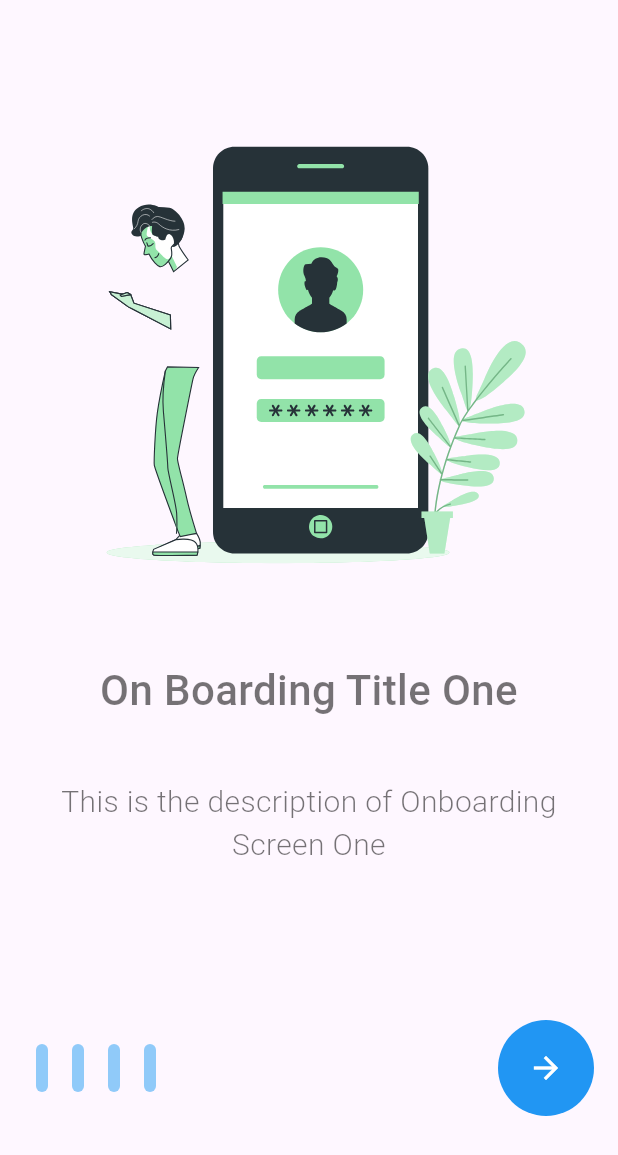
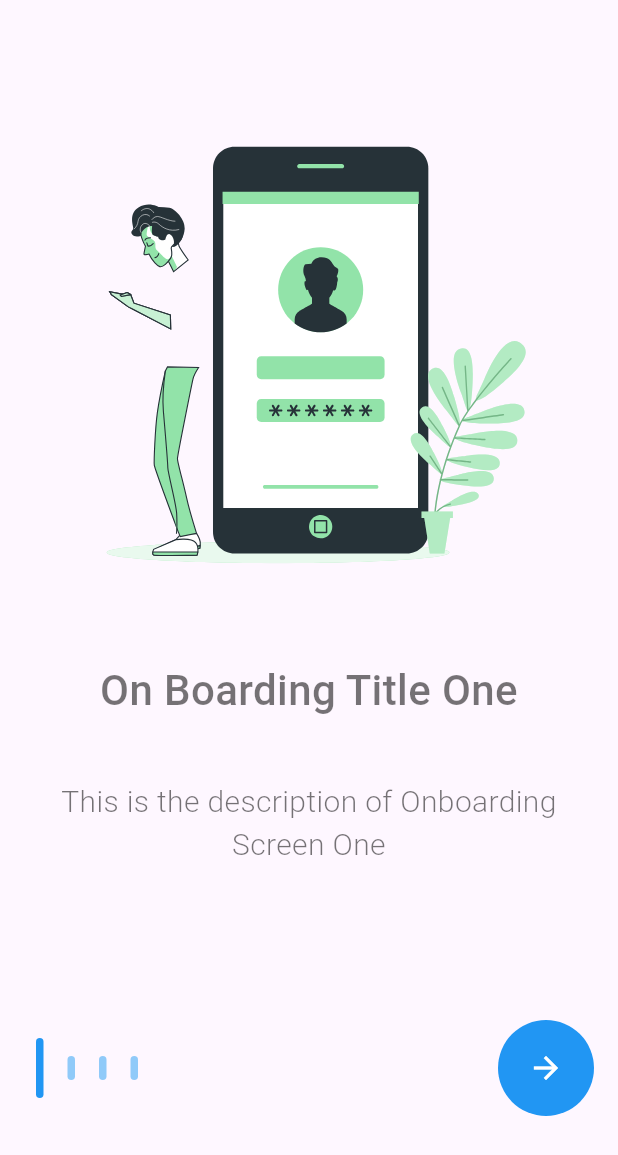
Before and after one commit to Ratndeep1999/fourth_onboarding_screen, a Flutter app: the screen it shows after launch, on a phone screen of 412 x 824 dp. Shown: the top 1155 px of the screen. Run offline on Flutter 3.47's test engine with Material 3 defaults, Android fonts, the phone set to English and light mode, and no system bars; our stand-ins replace lottie.

Commit message:
onboarding_screen.dart: refactored OnboardingDataWidget() add values pass.

```diff
--- a/lib/onboarding/screen/onboarding_screen.dart
+++ b/lib/onboarding/screen/onboarding_screen.dart
@@ -1,6 +1,6 @@
 import 'package:flutter/material.dart';
 import 'package:fourth_onboarding_screen/onboarding/data/onboarding_data.dart';
-import 'package:lottie/lottie.dart';
+import 'package:fourth_onboarding_screen/onboarding/widgets/onboarding_data_widget.dart';
 
 class OnboardingScreen extends StatefulWidget {
   const OnboardingScreen({super.key});
@@ -21,47 +21,9 @@ class _OnboardingScreenState extends State<OnboardingScreen> {
         child: Column(
           children: [
             /// Onboarding Data Widget
-            Expanded(
-              child: PageView.builder(
-                controller: _pageCtrl,
-                onPageChanged: (index) => setState(() => _pageIndex = index),
-                itemCount: onboardingData.length,
-                itemBuilder: (ctx, index) {
-                  /// Get Specific PAge Data
-                  final item = onboardingData[index];
-                  return Column(
-                    crossAxisAlignment: CrossAxisAlignment.center,
-                    children: [
-                      /// Lottie Image
-                      Lottie.asset(item.icon, height: 300, width: 300),
-                      const SizedBox(height: 60),
-
-                      /// Title
-                      Text(
-                        item.title,
-                        textAlign: TextAlign.center,
-                        style: TextStyle(
-                          color: Colors.black54,
-                          fontSize: 28,
-                          fontWeight: FontWeight.w500,
-                        ),
-                      ),
-                      const SizedBox(height: 40),
-
-                      /// Description
-                      Text(
-                        item.desc,
-                        textAlign: TextAlign.center,
-                        style: TextStyle(
-                          color: Colors.black54,
-                          fontSize: 20,
-                          fontWeight: FontWeight.w300,
-                        ),
-                      ),
-                    ],
-                  );
-                },
-              ),
+            OnboardingDataWidget(
+              pageCtrl: _pageCtrl,
+              onPageChanged: (index) => setState(() => _pageIndex = index),
             ),
             const SizedBox(height: 30),
 
@@ -73,11 +35,13 @@ class _OnboardingScreenState extends State<OnboardingScreen> {
                   children: List.generate(
                     onboardingData.length,
                     (index) => AnimatedContainer(
-                      height: false ? 16 : 32,
-                      width: 8,
+                      height: (_pageIndex == index) ? 40 : 16,
+                      width: 5,
                       margin: EdgeInsets.symmetric(horizontal: 8.0),
                       decoration: BoxDecoration(
-                        color: false ? Colors.blue : Colors.blue.shade200,
+                        color: (_pageIndex == index)
+                            ? Colors.blue
+                            : Colors.blue.shade200,
                         borderRadius: BorderRadius.circular(16.0),
                       ),
                       duration: Duration(milliseconds: 300),
```
